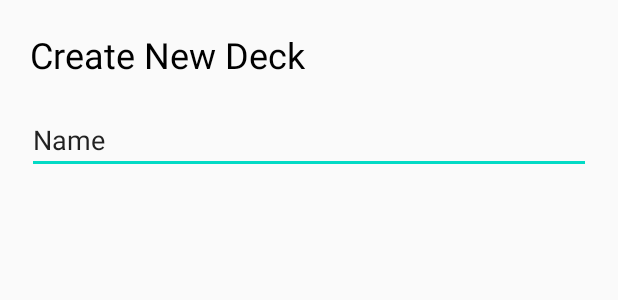
After one commit to harry-cramp/Droog, an Android app: the layout new_deck_dialogue.xml on its own in the app's theme, with its tools: preview values and no code run, on a phone screen of 412 x 824 dp. The commit adds this screen. Shown: the top 300 px of the screen. Run offline under Robolectric (Android 15) with nearby library versions, the phone set to English and light mode, and no system bars.

Commit message:
Allow user to create multiple decks

```diff
--- a/app/src/main/java/com/anaglyph/droog/QuizMenu.java
+++ b/app/src/main/java/com/anaglyph/droog/QuizMenu.java
@@ -62,6 +62,7 @@ public class QuizMenu extends AppCompatActivity {
         });
 
         errorPlaceholder = findViewById(R.id.errorTextNotEnoughData);
+        FlashcardStore.selectDeck(getIntent().getStringExtra(MainActivity.FLASHCARD_DECK_NAME));
         final Context context = this.getApplicationContext();
         startQuizButton.setOnClickListener(new View.OnClickListener() {
             @Override
@@ -77,6 +78,7 @@ public class QuizMenu extends AppCompatActivity {
                 }
                 Intent intent = new Intent(context, QuizPage.class);
                 intent.putExtra(QUIZ_LENGTH_KEY, (durationSpinner.getSelectedItemPosition() == OPTION_SHORT) ? SHORT_DURATION : LONG_DURATION);
+                intent.putExtra(MainActivity.FLASHCARD_DECK_NAME, getIntent().getStringExtra(MainActivity.FLASHCARD_DECK_NAME));
                 startActivity(intent);
                 finish();
             }
--- a/app/src/main/java/com/anaglyph/droog/QuizPage.java
+++ b/app/src/main/java/com/anaglyph/droog/QuizPage.java
@@ -19,6 +19,8 @@ public class QuizPage extends AppCompatActivity {
         // run through word pair list and choose random possible answers
         WordPair wordPair = FlashcardStore.getNextPair();
         int quizLength = intent.getIntExtra(QuizMenu.QUIZ_LENGTH_KEY, QuizMenu.SHORT_DURATION);
+        String deckName = intent.getStringExtra(MainActivity.FLASHCARD_DECK_NAME);
+        FlashcardStore.selectDeck(deckName);
         int index = 0;
         while(index++ < quizLength) {
             questions.add(FlashcardStore.generateQuestionData(wordPair, false));
--- /dev/null
+++ b/app/src/main/res/layout/new_deck_dialogue.xml
@@ -0,0 +1,26 @@
+<?xml version="1.0" encoding="utf-8"?>
+<LinearLayout
+    xmlns:android="http://schemas.android.com/apk/res/android" android:layout_width="match_parent"
+    android:layout_height="match_parent"
+    android:orientation="vertical">
+
+    <TextView
+        android:id="@+id/createNewDeck"
+        android:layout_width="match_parent"
+        android:layout_height="wrap_content"
+        android:layout_marginTop="20dp"
+        android:layout_marginLeft="20dp"
+        android:layout_marginRight="20dp"
+        android:textSize="24sp"
+        android:textColor="@color/colorFont"
+        android:text="@string/new_deck_dialogue_title" />
+
+    <EditText
+        android:id="@+id/createNewDeckTitleBox"
+        android:layout_width="match_parent"
+        android:layout_height="wrap_content"
+        android:layout_margin="18dp"
+        android:ems="10"
+        android:inputType="textPersonName"
+        android:text="Name" />
+</LinearLayout>
--- a/app/src/main/res/values/strings.xml
+++ b/app/src/main/res/values/strings.xml
@@ -9,6 +9,7 @@
     <string name="main_menu_quiz_button">Quiz</string>
     <string name="main_menu_new_flashcard_button">New flashcard</string>
     <string name="main_menu_no_flashcards_warning">You must make some flashcards first!</string>
+    <string name="main_menu_new_deck_button">New Deck</string>
     <string name="new_flashcard_word_1">Word 1</string>
     <string name="new_flashcard_word_2">Word 2</string>
     <string name="new_flashcard_auto_hints_checkbox">Automatic Hints</string>
@@ -50,6 +51,7 @@
     <string name="from_file_eg_katze">die Katze</string>
     <string name="from_file_eg_eye">eye</string>
     <string name="from_file_eg_auge">das Auge</string>
+    <string name="new_deck_dialogue_title">Create New Deck</string>
     <string name="ellipsis">...</string>
 
 </resources>
```
Also changed, not shown: app/src/main/java/com/anaglyph/droog/FlashcardStore.java (+62 -9 lines), app/src/main/java/com/anaglyph/droog/Flashcards.java (+8 -4 lines), app/src/main/java/com/anaglyph/droog/LoadFlashcardsFromFile.java (+4 -9 lines), app/src/main/java/com/anaglyph/droog/MainActivity.java (+69 -9 lines), app/src/main/java/com/anaglyph/droog/NewDeckDialogue.java (added, +43 -0 lines), app/src/main/java/com/anaglyph/droog/NewFlashcard.java (+18 -7 lines), app/src/main/res/layout/activity_main.xml (+15 -0 lines).
